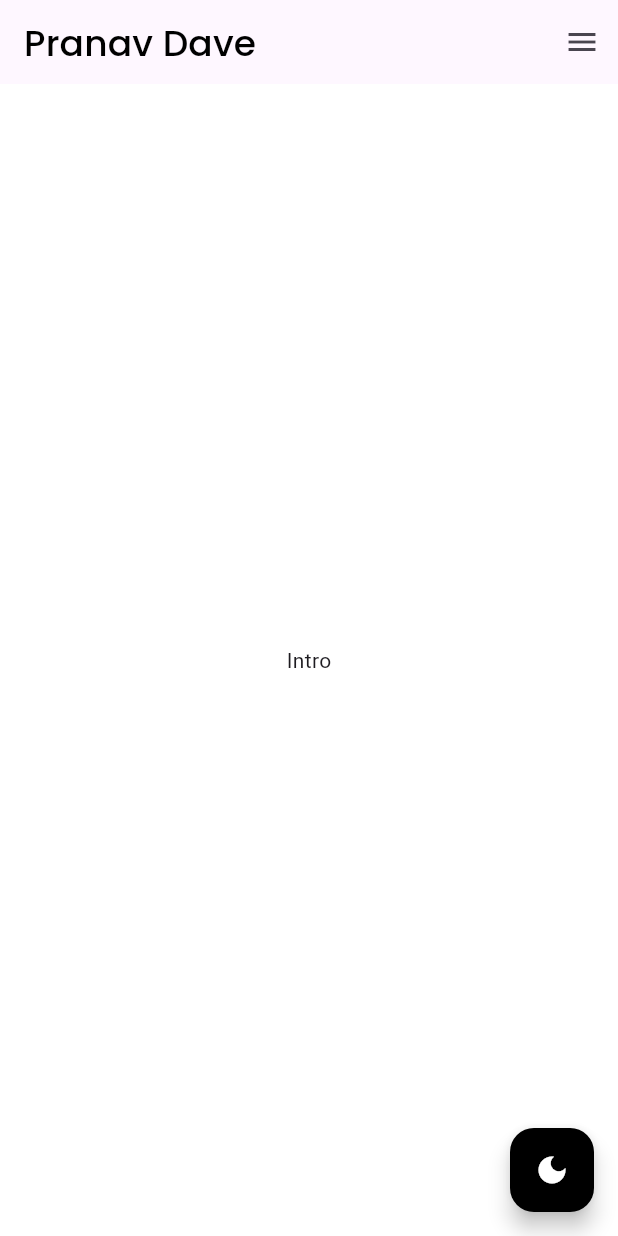
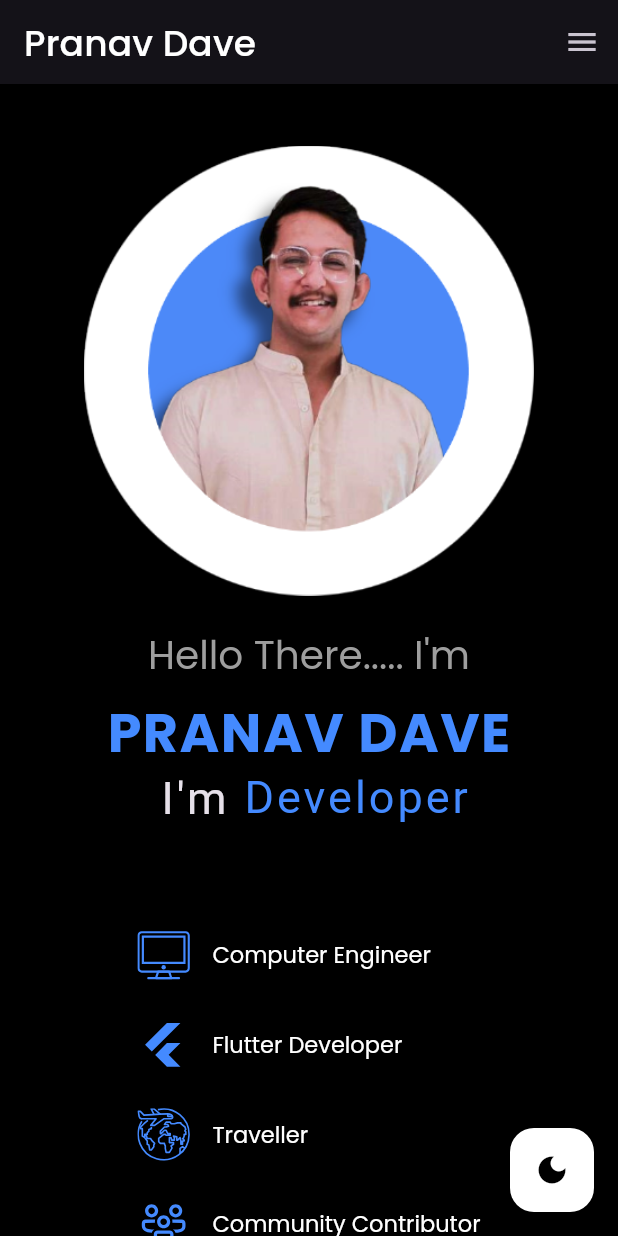
Before and after one commit to Pranav2918/MyPortfolio, a Flutter app: the screen it shows after launch, on a phone screen of 412 x 824 dp. Run offline on Flutter 3.47's test engine with Material 3 defaults, Android fonts, the phone set to English and light mode, and no system bars; drawn by our look-alikes of animated_text_kit; our stand-ins replace flutter_svg, google_fonts; Roboto replaces fonts that are missing (Abel).

Commit message:
made intro page

```diff
--- a/lib/common/responsive.dart
+++ b/lib/common/responsive.dart
@@ -7,10 +7,10 @@ class ResponsiveScreenProvider {
 
   static bool isTabScreen(BuildContext context) {
     return MediaQuery.of(context).size.width > 480 &&
-        MediaQuery.of(context).size.width < 800;
+        MediaQuery.of(context).size.width <= 820;
   }
 
   static bool isDesktopScreen(BuildContext context) {
-    return MediaQuery.of(context).size.width >= 800;
+    return MediaQuery.of(context).size.width > 820;
   }
 }
--- a/lib/common/theme.dart
+++ b/lib/common/theme.dart
@@ -14,6 +14,7 @@ final ThemeData lightTheme = ThemeData(
       labelLarge: GoogleFonts.poppins(fontSize: 24, color: Colors.black),
       displaySmall: GoogleFonts.poppins(fontSize: 14, color: Colors.black),
       displayMedium: GoogleFonts.poppins(fontSize: 18, color: Colors.black),
+      bodySmall: GoogleFonts.abel(fontSize: 18, color: Colors.black)
     ));
 
 //Dark Theme
@@ -28,4 +29,5 @@ final ThemeData darkTheme = ThemeData(
     textTheme: TextTheme(
         displaySmall: GoogleFonts.poppins(fontSize: 14, color: Colors.white),
         displayMedium: GoogleFonts.poppins(fontSize: 18, color: Colors.white),
+        bodySmall: GoogleFonts.abel(fontSize: 18, color: Colors.white),
         labelLarge: GoogleFonts.poppins(fontSize: 24, color: Colors.white)));
--- a/lib/theme_provider.dart
+++ b/lib/theme_provider.dart
@@ -1,7 +1,7 @@
 import 'package:flutter/material.dart';
 
 class ThemeModel with ChangeNotifier {
-  bool _isDarkMode = false;
+  bool _isDarkMode = true;
 
   bool get isDarkMode => _isDarkMode;
 
--- a/lib/views/intro.dart
+++ b/lib/views/intro.dart
@@ -1,12 +1,154 @@
+import 'package:animated_text_kit/animated_text_kit.dart';
 import 'package:flutter/material.dart';
+import 'package:pranavdave/common/responsive.dart';
+import 'package:pranavdave/widgets/animated_text.dart';
+import 'package:pranavdave/widgets/text_w_image.dart';
 
 class Intro extends StatelessWidget {
   const Intro({super.key});
 
   @override
   Widget build(BuildContext context) {
-    return const Center(
-      child: Text("Intro"),
+    var screenSize = MediaQuery.of(context).size;
+    return !ResponsiveScreenProvider.isDesktopScreen(context)
+        ? _introPageForMDScreens(screenSize, context)
+        : _introPageForLGScreen(screenSize, context);
+  }
+
+  //Intro section for large screens (Desktop, Landscape Tablets)
+  Widget _introPageForLGScreen(var screenSize, BuildContext context) {
+    return Row(
+        crossAxisAlignment: CrossAxisAlignment.center,
+        mainAxisAlignment: MainAxisAlignment.spaceBetween,
+        children: [
+          Padding(
+            padding: const EdgeInsets.only(left: 100.0),
+            child: Column(
+              mainAxisAlignment: MainAxisAlignment.center,
+              children: [
+                const Expanded(child: SizedBox()),
+                _showIntroText(screenSize, context),
+                const Expanded(child: SizedBox()),
+                Row(
+                  children: [
+                    Column(
+                      crossAxisAlignment: CrossAxisAlignment.start,
+                      children: [
+                        const TextWithImage(
+                            text: "Computer Engineer",
+                            image: "assets/images/engineer.svg"),
+                        SizedBox(height: screenSize.height * 0.02),
+                        const TextWithImage(
+                            text: "Flutter Developer",
+                            image: "assets/images/flutter.svg"),
+                      ],
+                    ),
+                    const SizedBox(
+                      width: 20.0,
+                    ),
+                    Column(
+                      crossAxisAlignment: CrossAxisAlignment.start,
+                      children: [
+                        const TextWithImage(
+                            text: "Traveller",
+                            image: "assets/images/travell.svg"),
+                        SizedBox(height: screenSize.height * 0.02),
+                        const TextWithImage(
+                            text: "Community Contributor",
+                            image: "assets/images/community.svg"),
+                      ],
+                    )
+                  ],
+                ),
+                const Expanded(child: SizedBox()),
+                //Changing Texts
+                const ChangingText(),
+                const Expanded(child: SizedBox()),
+              ],
+            ),
+          ),
+          Padding(
+            padding: EdgeInsets.only(right: screenSize.width * 0.08),
+            child: Image.asset(
+              "assets/images/profile.png",
+              height: 300.0,
+              width: 300.0,
+            ),
+          )
+        ]);
+  }
+
+  //Intro section for small/medium screens (Mobiles, Tablets)
+  Widget _introPageForMDScreens(var screenSize, BuildContext context) {
+    return SingleChildScrollView(
+      physics: const BouncingScrollPhysics(),
+      child: Column(
+        mainAxisSize: MainAxisSize.max,
+        children: [
+          SizedBox(height: screenSize.height * 0.05),
+          Center(
+            child: Image.asset(
+              "assets/images/profile.png",
+              height: 300.0,
+              width: 300.0,
+            ),
+          ),
+          SizedBox(height: screenSize.height * 0.03),
+          _showIntroText(screenSize, context),
+          //Changing Texts
+          const ChangingText(),
+          SizedBox(height: screenSize.height * 0.08),
+          Row(
+            mainAxisAlignment: MainAxisAlignment.center,
+            children: [
+              Column(
+                crossAxisAlignment: CrossAxisAlignment.start,
+                children: [
+                  const TextWithImage(
+                      text: "Computer Engineer",
+                      image: "assets/images/engineer.svg"),
+                  SizedBox(height: screenSize.height * 0.03),
+                  const TextWithImage(
+                      text: "Flutter Developer",
+                      image: "assets/images/flutter.svg"),
+                  SizedBox(height: screenSize.height * 0.03),
+                  const TextWithImage(
+                      text: "Traveller", image: "assets/images/travell.svg"),
+                  SizedBox(height: screenSize.height * 0.03),
+                  const TextWithImage(
+                      text: "Community Contributor",
+                      image: "assets/images/community.svg"),
+                ],
+              ),
+            ],
+          ),
+          SizedBox(height: screenSize.height * 0.08),
+        ],
+      ),
+    );
+  }
+
+  //Intro Text
+  Widget _showIntroText(var screenSize, BuildContext context) {
+    return Column(
+      children: [
+        Text(
+          "Hello There..... I'm",
+          style: Theme.of(context)
+              .textTheme
+              .displayMedium!
+              .copyWith(color: Colors.grey, fontSize: 26),
+        ),
+        SizedBox(height: screenSize.height * 0.02),
+        Text(
+          "PRANAV DAVE",
+          style: Theme.of(context).textTheme.displayMedium!.copyWith(
+              letterSpacing: 1.0,
+              fontSize: 36,
+              fontWeight: FontWeight.bold,
+              color: Colors.blueAccent),
+        ),
+      ],
     );
   }
 }
--- a/lib/views/main_page.dart
+++ b/lib/views/main_page.dart
@@ -30,12 +30,12 @@ class MainPageState extends State<MainPage> {
     ];
 
     return Scaffold(
-      appBar: ResponsiveScreenProvider.isDesktopScreen(context)
-          ? _lgHeaderNav()
-          : _smHeaderNav(),
-      endDrawer: ResponsiveScreenProvider.isDesktopScreen(context)
-          ? null
-          : _showDrawer(context),
+      appBar: !ResponsiveScreenProvider.isDesktopScreen(context)
+          ? _smHeaderNav()
+          : _lgHeaderNav(),
+      endDrawer: !ResponsiveScreenProvider.isDesktopScreen(context)
+          ? _showDrawer(context)
+          : null,
       body: ValueListenableBuilder<int>(
         valueListenable: selectedIndex,
         builder: (context, selIndex, child) {
@@ -175,20 +175,6 @@ class MainPageState extends State<MainPage> {
               style: Theme.of(context).textTheme.displaySmall,
             ),
           ),
-          GestureDetector(
-            onTap: (){
-
-            },
-            child: Padding(
-              padding: const EdgeInsets.all(8.0),
-              child: Image.asset(
-                "assets/images/github.png",
-                height: 40.0,
-                width: 40.0,
-                color: Colors.brown,
-              ),
-            ),
-          )
         ],
       ),
     );
--- /dev/null
+++ b/lib/widgets/animated_text.dart
@@ -0,0 +1,48 @@
+import 'package:animated_text_kit/animated_text_kit.dart';
+import 'package:flutter/material.dart';
+
+class ChangingText extends StatelessWidget {
+  const ChangingText({super.key});
+  final Duration textChangingDuration = const Duration(milliseconds: 100);
+
+  @override
+  Widget build(BuildContext context) {
+    return Row(
+      mainAxisAlignment: MainAxisAlignment.end,
+      children: [
+        Text(
+          "I'm",
+          style: Theme.of(context)
+              .textTheme
+              .bodyMedium!
+              .copyWith(fontSize: 30, letterSpacing: 2.0),
+        ),
+        const SizedBox(width: 10.0),
+        SizedBox(
+          width: 250.0,
+          child: DefaultTextStyle(
+            style: Theme.of(context)
+                .textTheme
+                .bodySmall!
+                .copyWith(fontSize: 30, letterSpacing: 2.0, color: Colors.blueAccent),
+            child: AnimatedTextKit(
+              animatedTexts: [
+                TypewriterAnimatedText('Developer',
+                    speed: textChangingDuration),
+                TypewriterAnimatedText('Innovator',
+                    speed: textChangingDuration),
+                TypewriterAnimatedText('Visionary',
+                    speed: textChangingDuration),
+                TypewriterAnimatedText('Self Learner',
+                    speed: textChangingDuration),
+                TypewriterAnimatedText('Contributor',
+                    speed: textChangingDuration),
+              ],
+              onTap: () {},
+            ),
+          ),
+        ),
+      ],
+    );
+  }
+}
--- /dev/null
+++ b/lib/widgets/text_w_image.dart
@@ -0,0 +1,26 @@
+import 'package:flutter/material.dart';
+import 'package:flutter_svg/svg.dart';
+
+class TextWithImage extends StatelessWidget {
+  final String text;
+  final String image;
+  const TextWithImage({super.key, required this.text, required this.image});
+
+  @override
+  Widget build(BuildContext context) {
+    return Row(
+      children: [
+        SvgPicture.asset(
+          image,
+          height: 35,
+          width: 35,
+          fit: BoxFit.cover,
+          colorFilter:
+              const ColorFilter.mode(Colors.blueAccent, BlendMode.srcIn),
+        ),
+        const SizedBox(width: 15.0),
+        Text(text, style: Theme.of(context).textTheme.displayMedium!.copyWith(fontSize: 15), maxLines: 2,)
+      ],
+    );
+  }
+}
--- a/pubspec.yaml
+++ b/pubspec.yaml
@@ -39,6 +39,8 @@ dependencies:
   google_fonts: ^4.0.4
   url_launcher: ^6.1.11
   provider: ^6.1.1
+  flutter_svg: ^2.0.9
+  animated_text_kit: ^4.2.2
 
 
 dev_dependencies:
```
Also changed, not shown: assets/images/community.svg (added), assets/images/engineer.svg (added), assets/images/flutter.svg (added), assets/images/profile.png (added), assets/images/travell.svg (added), assets/images/website.png (deleted), pubspec.lock.
